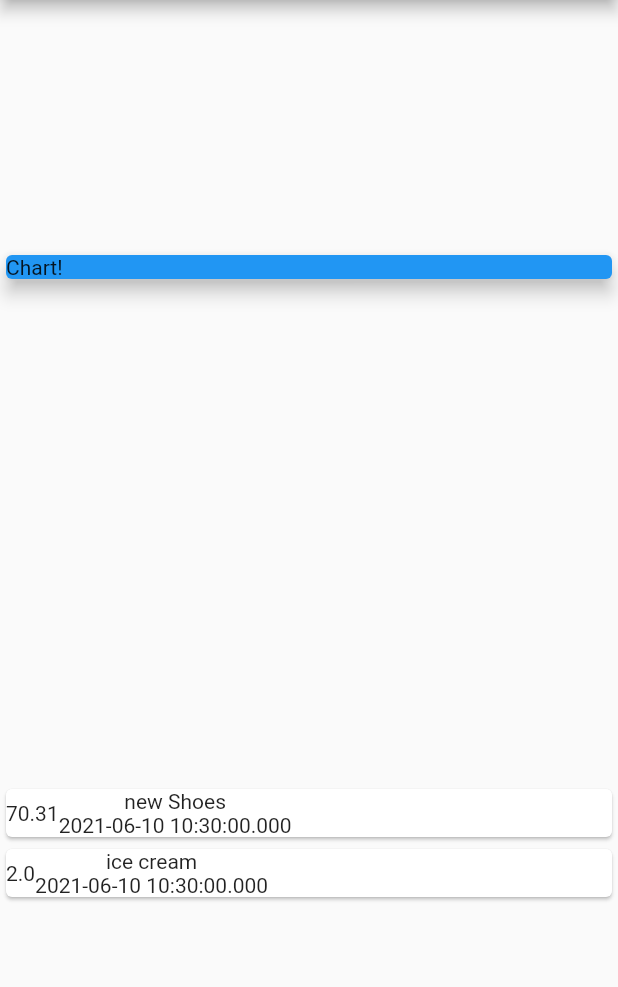
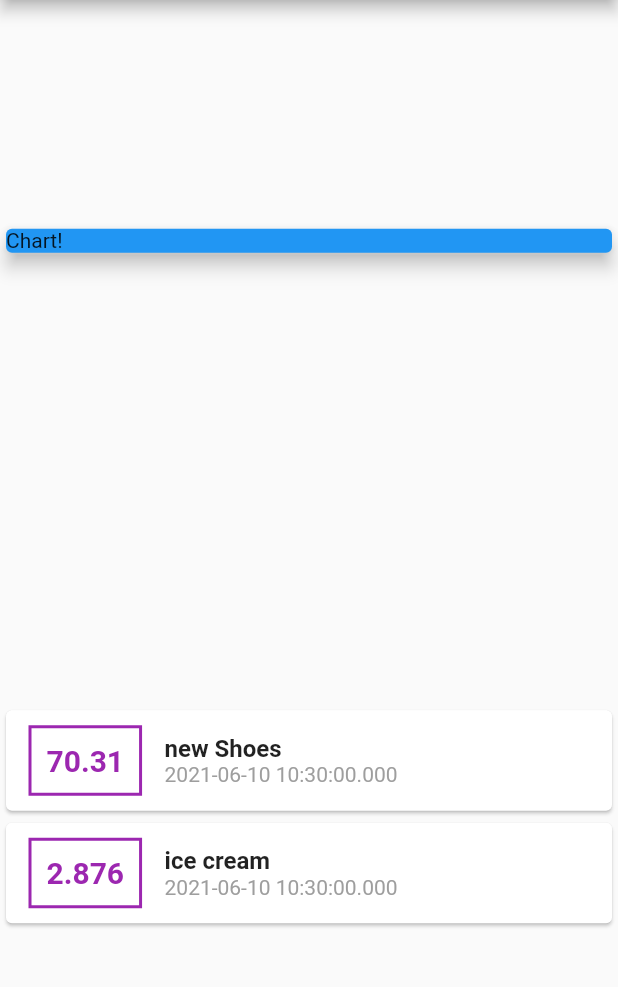
Before and after one commit to jamil-qn/expense-planner-flutter-app, a Flutter app: the screen it shows after launch, on a phone screen of 412 x 824 dp, the part 84-1071 px from its top. Run offline on Flutter 3.47's test engine with Material 2 defaults, Android fonts, the phone set to English and light mode, and no system bars.

Commit message:
add some basic style for look better

```diff
--- a/lib/main.dart
+++ b/lib/main.dart
@@ -17,7 +17,7 @@ class MyHomePage extends StatelessWidget {
   final List<Transaction> transactions = [
     Transaction(
         id: 't1', title: 'new Shoes', amount: 70.31, date: DateTime.now()),
-    Transaction(id: 't2', title: 'ice cream', amount: 2, date: DateTime.now()),
+    Transaction(id: 't2', title: 'ice cream', amount: 2.876, date: DateTime.now()),
   ];
   @override
   Widget build(BuildContext context) {
@@ -42,11 +42,32 @@ class MyHomePage extends StatelessWidget {
                 return Card(
                   child: Row(
                     children: [
-                      Container(child: Text(tx.amount.toString())),
+                      Container(
+                          margin: EdgeInsets.symmetric(
+                              vertical: 10, horizontal: 15),
+                          decoration: BoxDecoration(
+                              border:
+                                  Border.all(color: Colors.purple, width: 2)),
+                          padding: EdgeInsets.all(10),
+                          child: Text(
+                            tx.amount.toString(),
+                            style: TextStyle(
+                                fontWeight: FontWeight.bold,
+                                fontSize: 20,
+                                color: Colors.purple),
+                          )),
                       Column(
+                        crossAxisAlignment: CrossAxisAlignment.start,
                         children: [
-                          Text(tx.title),
-                          Text(tx.date.toString()),
+                          Text(
+                            tx.title,
+                            style: TextStyle(
+                                fontSize: 16, fontWeight: FontWeight.bold),
+                          ),
+                          Text(
+                            tx.date.toString(),
+                            style: TextStyle(color: Colors.grey),
+                          ),
                         ],
                       )
                     ],
```
